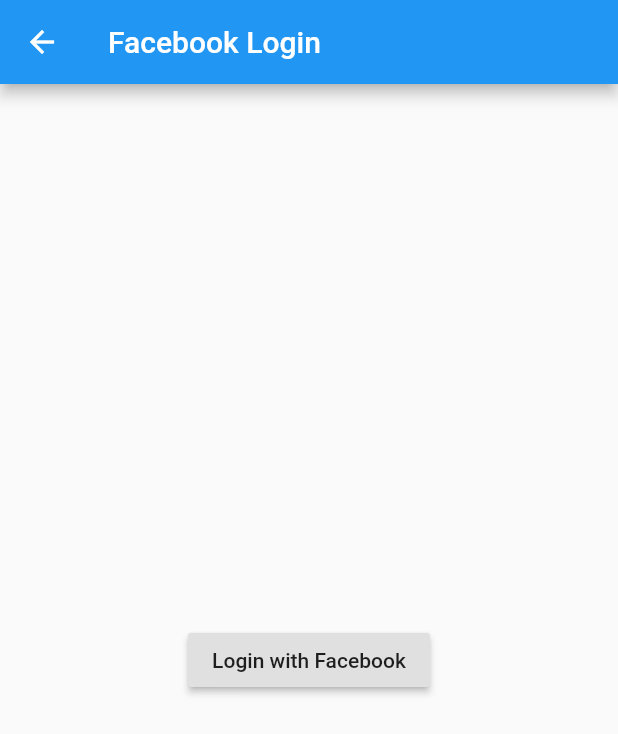
After one commit to moeidsaleem/Costco-Clearance-Mobile, a Flutter app: the FacebookLoginComponent screen opened directly, after a tap on "Login with Facebook", on a phone screen of 412 x 824 dp. The commit adds this screen. Shown: the top 734 px of the screen. Run offline on Flutter 3.47's test engine with Material 2 defaults, Android fonts, the phone set to English and light mode, and no system bars; our stand-ins replace camera; missing offline and left inert: flutter_facebook_login.

Commit message:
some changes

```diff
--- a/lib/components/camera.dart
+++ b/lib/components/camera.dart
@@ -4,8 +4,6 @@ import 'package:flutter/material.dart';
 import 'package:path/path.dart' show join;
 import 'package:path_provider/path_provider.dart';
 import 'package:camera/camera.dart';
-
-List<CameraDescription> cameras;
 
 class CameraComponent extends StatefulWidget {
   final List<CameraDescription> cameras;
--- /dev/null
+++ b/lib/components/facebookLogin.dart
@@ -0,0 +1,186 @@
+import 'dart:convert';
+
+import 'package:flutter/material.dart';
+import 'package:flutter_facebook_login/flutter_facebook_login.dart';
+import 'package:http/http.dart' as http;
+import 'package:http/http.dart';
+import 'package:simple_ios_app/components/addOrderDetailComponent.dart';
+
+class FacebookLoginComponent extends StatelessWidget {
+  final FacebookLogin facebookLogin = FacebookLogin();
+
+  void initiateFacebookLogin(BuildContext context) async {
+    FacebookLoginResult facebookLoginResult =
+        await facebookLogin.logInWithReadPermissions(['email']);
+
+    switch (facebookLoginResult.status) {
+      case FacebookLoginStatus.error:
+        // show error
+        // onLoginStatusChanged(false);
+        break;
+      case FacebookLoginStatus.cancelledByUser:
+        // show cancel message
+        // onLoginStatusChanged(false);
+        break;
+      case FacebookLoginStatus.loggedIn:
+        Response graphResponse = await http.get(
+            'https://graph.facebook.com/v2.12/me?fields=name,first_name,last_name,email,picture.height(200)&access_token=${facebookLoginResult.accessToken.token}');
+
+        dynamic profile = json.decode(graphResponse.body);
+        print(profile.toString());
+
+        Navigator.pushReplacement(
+          context,
+          MaterialPageRoute(
+            builder: (context) => AddOrderDetailComponent(profile),
+          ),
+        );
+
+        // onLoginStatusChanged(true, profileData: profile);
+        break;
+    }
+  }
+
+  @override
+  Widget build(BuildContext context) {
+    return Scaffold(
+      appBar: AppBar(
+        title: Text("Facebook Login"),
+        // actions: <Widget>[
+        //   IconButton(
+        //     icon: Icon(
+        //       Icons.exit_to_app,
+        //       color: Colors.white,
+        //     ),
+        //     onPressed: () => facebookLogin.isLoggedIn
+        //         .then((isLoggedIn) => isLoggedIn ? _logout() : {}),
+        //   ),
+        // ],
+      ),
+      body: Container(
+        child: Center(
+          child: RaisedButton(
+            child: Text("Login with Facebook"),
+            onPressed: () => initiateFacebookLogin(context),
+          ),
+        ),
+      ),
+    );
+  }
+}
+
+// class FacebookLoginComponent extends StatefulWidget {
+//   @override
+//   _FacebookLoginComponentState createState() => _FacebookLoginComponentState();
+// }
+
+// class _FacebookLoginComponentState extends State<FacebookLoginComponent> {
+//   bool isLoggedIn = false;
+//   var profileData;
+
+//   var facebookLogin = FacebookLogin();
+
+//   void onLoginStatusChanged(bool isLoggedIn, {profileData}) {
+//     setState(() {
+//       this.isLoggedIn = isLoggedIn;
+//       this.profileData = profileData;
+//     });
+//   }
+
+//   void initiateFacebookLogin(BuildContext context) async {
+//     var facebookLoginResult =
+//         await facebookLogin.logInWithReadPermissions(['email']);
+
+//     switch (facebookLoginResult.status) {
+//       case FacebookLoginStatus.error:
+//         onLoginStatusChanged(false);
+//         break;
+//       case FacebookLoginStatus.cancelledByUser:
+//         onLoginStatusChanged(false);
+//         break;
+//       case FacebookLoginStatus.loggedIn:
+//         var graphResponse = await http.get(
+//             'https://graph.facebook.com/v2.12/me?fields=name,first_name,last_name,email,picture.height(200)&access_token=${facebookLoginResult.accessToken.token}');
+
+//         var profile = json.decode(graphResponse.body);
+//         print(profile.toString());
+
+//         // Navigator.push(
+//         //   context,
+//         //   MaterialPageRoute(
+//         //     builder: (context) => AddOrderDetailComponent(profile),
+//         //   ),
+//         // );
+
+//         onLoginStatusChanged(true, profileData: profile);
+//         break;
+//     }
+//   }
+
+//   Widget _displayUserData(profileData) {
+//     return Column(
+//       mainAxisSize: MainAxisSize.min,
+//       children: <Widget>[
+//         Container(
+//           height: 200.0,
+//           width: 200.0,
+//           decoration: BoxDecoration(
+//             shape: BoxShape.circle,
+//             image: DecorationImage(
+//               fit: BoxFit.fill,
+//               image: NetworkImage(
+//                 profileData['picture']['data']['url'],
+//               ),
+//             ),
+//           ),
+//         ),
+//         SizedBox(height: 28.0),
+//         Text(
+//           "Logged in as: ${profileData['name']}",
+//           style: TextStyle(
+//             fontSize: 20.0,
+//           ),
+//         ),
+//       ],
+//     );
+//   }
+
+//   Widget _displayLoginButton(BuildContext context) {
+//     return RaisedButton(
+//       child: Text("Login with Facebook"),
+//       onPressed: () => initiateFacebookLogin(context),
+//     );
+//   }
+
+//   _logout() async {
+//     await facebookLogin.logOut();
+//     onLoginStatusChanged(false);
+//     print("Logged out");
+//   }
+
+//   @override
+//   Widget build(BuildContext context) {
+//     return Scaffold(
+//       appBar: AppBar(
+//         title: Text("Facebook Login"),
+//         actions: <Widget>[
+//           IconButton(
+//             icon: Icon(
+//               Icons.exit_to_app,
+//               color: Colors.white,
+//             ),
+//             onPressed: () => facebookLogin.isLoggedIn
+//                 .then((isLoggedIn) => isLoggedIn ? _logout() : {}),
+//           ),
+//         ],
+//       ),
+//       body: Container(
+//         child: Center(
+//           child: isLoggedIn
+//               ? _displayUserData(profileData)
+//               : _displayLoginButton(),
+//         ),
+//       ),
+//     );
+//   }
+// }
--- a/pubspec.yaml
+++ b/pubspec.yaml
@@ -14,7 +14,7 @@ description: A new Flutter project.
 version: 1.0.0+1
 
 environment:
-  sdk: ">=2.1.0 <3.0.0"
+  sdk: ">=2.2.2 <3.0.0"
 
 dependencies:
   flutter:
@@ -22,6 +22,7 @@ dependencies:
   camera: ^0.5.4+2
   path_provider: ^1.3.0
   flutter_facebook_login: ^2.0.1
+  http: ^0.12.0+2
 
   # The following adds the Cupertino Icons font to your application.
   # Use with the CupertinoIcons class for iOS style icons.
```
Also changed, not shown: lib/components/addOrderDetailComponent.dart (added, +63 -0 lines), lib/components/orderForm.dart (added, +83 -0 lines), lib/main.dart (+10 -1 lines), lib/models/order.dart (added, +9 -0 lines), lib/pages/addProduct.dart (+7 -1 lines), pubspec.lock.
